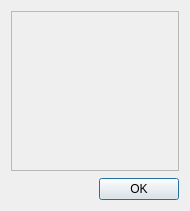
First picture: the form in src/gui/birthdays/birthdays.ui, repository doitux/qupil, before the edit.
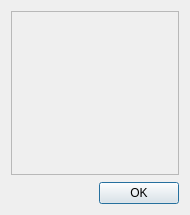
Second picture: the form after the edit. Icons and pictures are not drawn.

```diff
--- a/src/gui/birthdays/birthdays.ui
+++ b/src/gui/birthdays/birthdays.ui
@@ -6,8 +6,8 @@
    <rect>
     <x>0</x>
     <y>0</y>
-    <width>184</width>
-    <height>211</height>
+    <width>188</width>
+    <height>215</height>
    </rect>
   </property>
   <property name="windowTitle">
```
Left out of the diff: 2 changed lines with no effect on the pictures.
